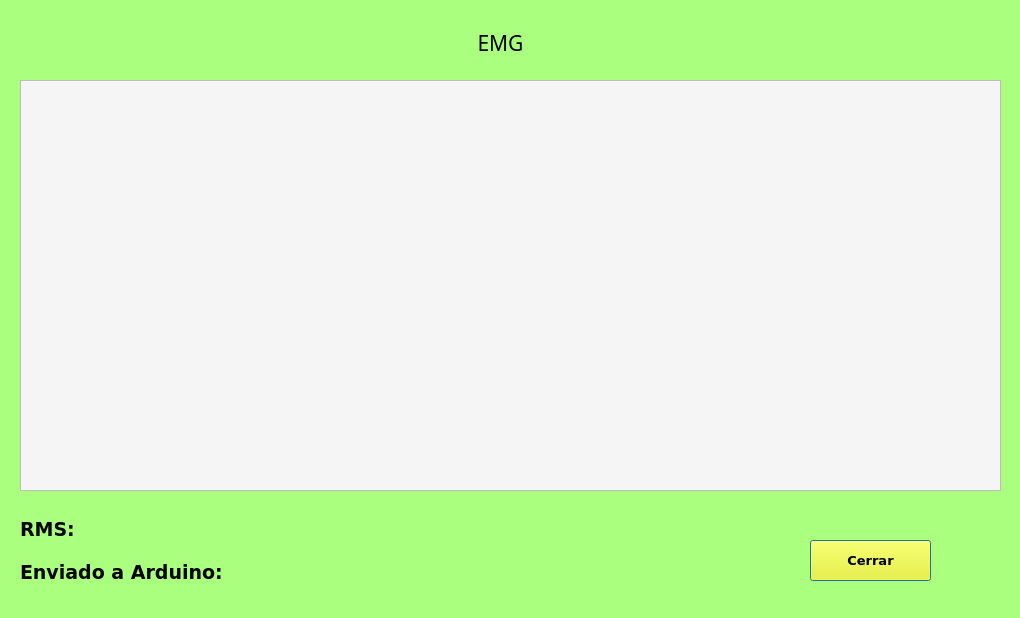
emito121/emg, file interfaz.ui: the form before one commit.
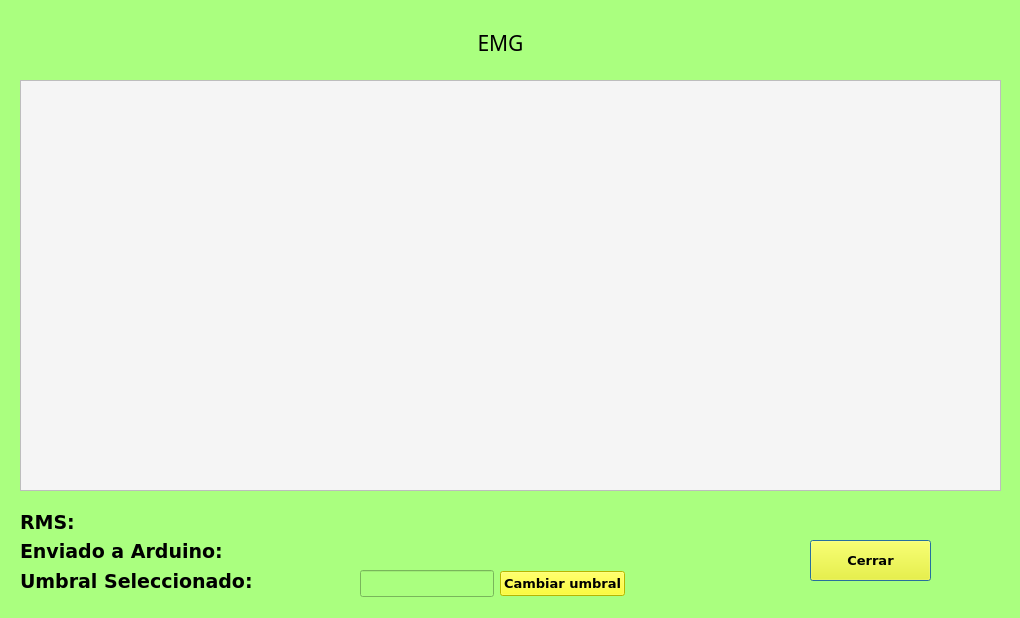
The form after the commit. Icons and pictures are not drawn.

Commit message: trabajo interfaz

Diff of the .ui file:
```diff
--- a/interfaz.ui
+++ b/interfaz.ui
@@ -87,13 +87,13 @@
     <string>Cerrar</string>
    </property>
   </widget>
-  <widget class="QWidget" name="">
+  <widget class="QWidget" name="layoutWidget">
    <property name="geometry">
     <rect>
      <x>20</x>
      <y>510</y>
      <width>331</width>
-     <height>81</height>
+     <height>83</height>
     </rect>
    </property>
    <layout class="QVBoxLayout" name="verticalLayout">
@@ -124,6 +124,60 @@
       </property>
       <property name="text">
        <string>Enviado a Arduino: </string>
+      </property>
+     </widget>
+    </item>
+    <item>
+     <widget class="QLabel" name="label_umbral">
+      <property name="font">
+       <font>
+        <family>Verdana</family>
+        <pointsize>14</pointsize>
+        <weight>75</weight>
+        <bold>true</bold>
+       </font>
+      </property>
+      <property name="text">
+       <string>Umbral Seleccionado:</string>
+      </property>
+     </widget>
+    </item>
+   </layout>
+  </widget>
+  <widget class="QWidget" name="">
+   <property name="geometry">
+    <rect>
+     <x>360</x>
+     <y>570</y>
+     <width>265</width>
+     <height>27</height>
+    </rect>
+   </property>
+   <layout class="QHBoxLayout" name="horizontalLayout">
+    <item>
+     <widget class="QLineEdit" name="line_umbral">
+      <property name="font">
+       <font>
+        <pointsize>12</pointsize>
+       </font>
+      </property>
+     </widget>
+    </item>
+    <item>
+     <widget class="QPushButton" name="button_umbral">
+      <property name="font">
+       <font>
+        <family>Verdana</family>
+        <pointsize>10</pointsize>
+        <weight>75</weight>
+        <bold>true</bold>
+       </font>
+      </property>
+      <property name="styleSheet">
+       <string notr="true">background-color: rgb(255, 255, 0);</string>
+      </property>
+      <property name="text">
+       <string>Cambiar umbral</string>
       </property>
      </widget>
     </item>
```
The commit also changes 10 other files.
